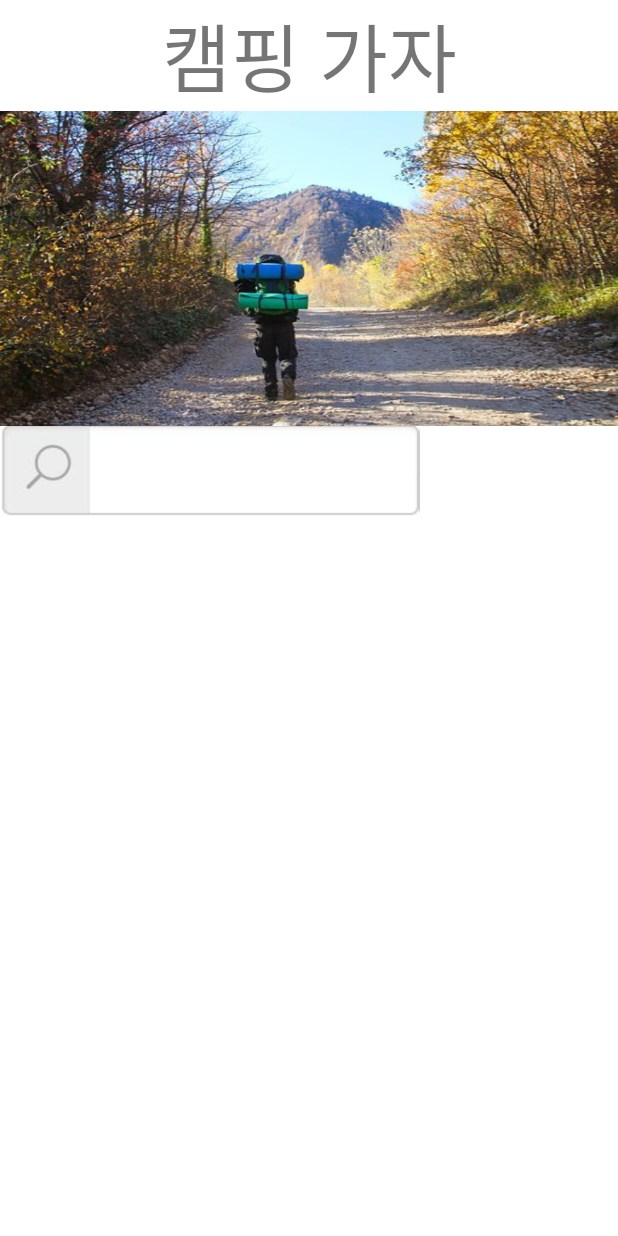
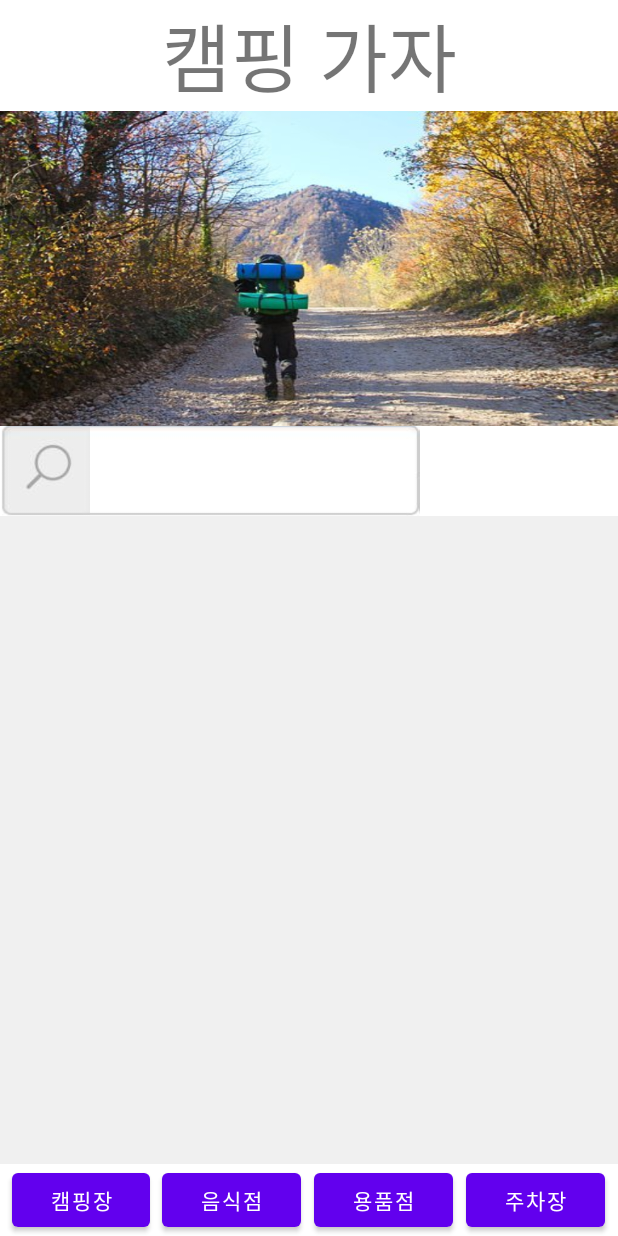
Before and after one commit to rladmdrl/LetsGoCamping, an Android app: the layout activity_main.xml on its own in the app's theme, with its tools: preview values and no code run, on a phone screen of 412 x 824 dp. Run offline under Robolectric (Android 15) with nearby library versions, the phone set to English and light mode, and no system bars.

Commit message:
아답터들은안됨

```diff
--- a/app/src/main/res/layout/activity_main.xml
+++ b/app/src/main/res/layout/activity_main.xml
@@ -1,9 +1,10 @@
 <?xml version="1.0" encoding="utf-8"?>
-<RelativeLayout xmlns:android="http://schemas.android.com/apk/res/android"
+<LinearLayout xmlns:android="http://schemas.android.com/apk/res/android"
     xmlns:app="http://schemas.android.com/apk/res-auto"
     xmlns:tools="http://schemas.android.com/tools"
     android:layout_width="match_parent"
     android:layout_height="match_parent"
+    android:orientation="vertical"
     tools:context=".MainActivity">
 
  <TextView
@@ -20,6 +21,10 @@
         android:layout_height="210dp"
         android:layout_below="@+id/tv"
         android:background="@drawable/tkwls"/>
+    <LinearLayout
+        android:layout_width="match_parent"
+        android:layout_height="wrap_content"
+        android:orientation="horizontal">
         <ImageView
             android:layout_width="60dp"
             android:layout_height="60dp"
@@ -32,7 +37,69 @@
             android:layout_below="@+id/iv"
             android:layout_toRightOf="@+id/iv_rjator"
             android:background="@drawable/rjatorckds"/>
+    </LinearLayout>
+
+    <androidx.recyclerview.widget.RecyclerView
+        android:id="@+id/recycler"
+        android:layout_width="match_parent"
+        android:layout_height="wrap_content"
+        android:layout_weight="10"
+        android:background="#F0F0F0" />
+    <LinearLayout
+        android:layout_width="match_parent"
+        android:layout_height="wrap_content"
+        android:orientation="horizontal">
+        <View
+            android:layout_width="4dp"
+            android:layout_height="0dp"
+            android:layout_weight="1"/>
+        <Button
+            android:layout_width="wrap_content"
+            android:layout_height="wrap_content"
+            android:text="캠핑장"
+            android:paddingRight="16dp"
+            android:onClick="Camping"
+            android:layout_weight="1"/>
+        <View
+            android:layout_width="4dp"
+            android:layout_height="0dp"
+            android:layout_weight="1"/>
+        <Button
+            android:layout_width="wrap_content"
+            android:layout_height="wrap_content"
+            android:text="음식점"
+            android:onClick="restaurant"
+            android:layout_weight="1"/>
+        <View
+            android:layout_width="4dp"
+            android:layout_height="0dp"
+            android:layout_weight="1"/>
+        <Button
+            android:layout_width="wrap_content"
+            android:layout_height="wrap_content"
+            android:text="용품점"
+            android:onClick="SuppliesStore"
+            android:layout_weight="1"/>
+        <View
+            android:layout_width="4dp"
+            android:layout_height="0dp"
+            android:layout_weight="1"/>
+        <Button
+            android:layout_width="wrap_content"
+            android:layout_height="wrap_content"
+            android:text="주차장"
+            android:onClick="parkingLot"
+            android:layout_weight="1"/>
+        <View
+            android:layout_width="4dp"
+            android:layout_height="0dp"
+            android:layout_weight="1"/>
+    </LinearLayout>
 
 
 
-</RelativeLayout>
+
+
+
+
+</LinearLayout>
--- a/app/src/main/res/values/themes.xml
+++ b/app/src/main/res/values/themes.xml
@@ -1,6 +1,6 @@
 <resources xmlns:tools="http://schemas.android.com/tools">
     <!-- Base application theme. -->
-    <style name="Theme.LetsGoCamping" parent="Theme.MaterialComponents.DayNight.DarkActionBar">
+    <style name="Theme.LetsGoCamping" parent="Theme.MaterialComponents.DayNight.NoActionBar">
         <!-- Primary brand color. -->
         <item name="colorPrimary">@color/purple_500</item>
         <item name="colorPrimaryVariant">@color/purple_700</item>
```
Also changed, not shown: app/src/main/AndroidManifest.xml (+6 -1 lines), app/src/main/java/com/gmail/rotorldi1541/letsgocamping/FindIdPasswordActivity.java (added, +31 -0 lines), app/src/main/java/com/gmail/rotorldi1541/letsgocamping/IdFindData.java (added, +32 -0 lines), app/src/main/res/layout/activity_find_id_password.xml (added, +94 -0 lines), app/src/main/res/layout/item.xml (added, +40 -0 lines). Lines whose indentation alone changed are shown as unchanged.
